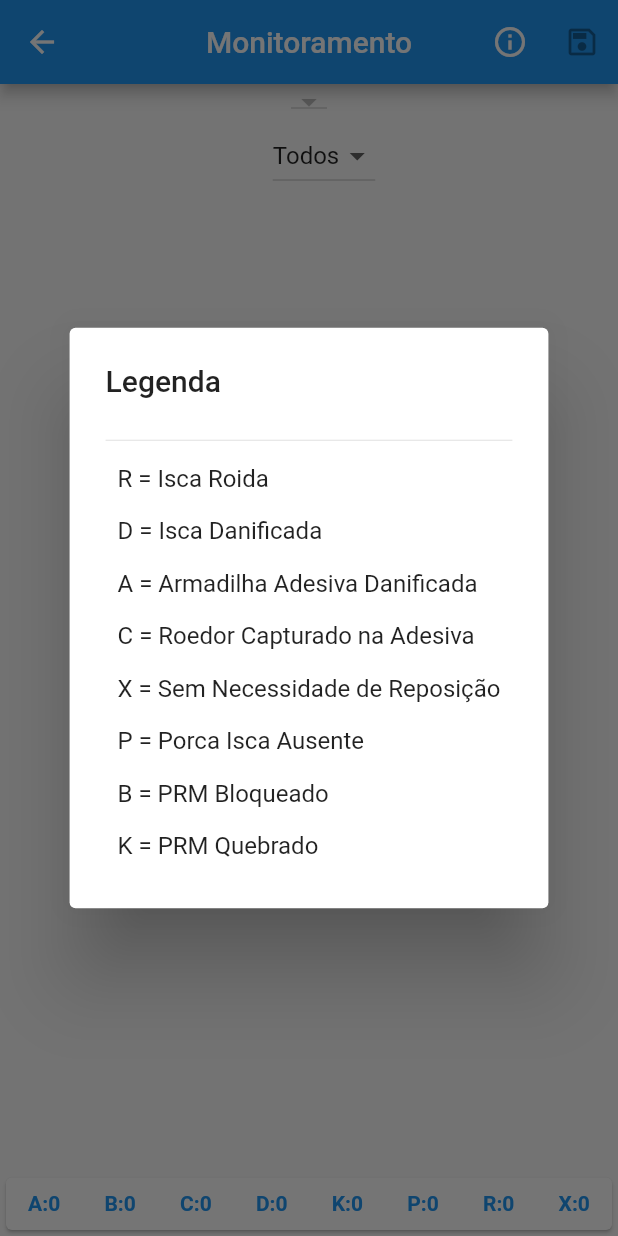
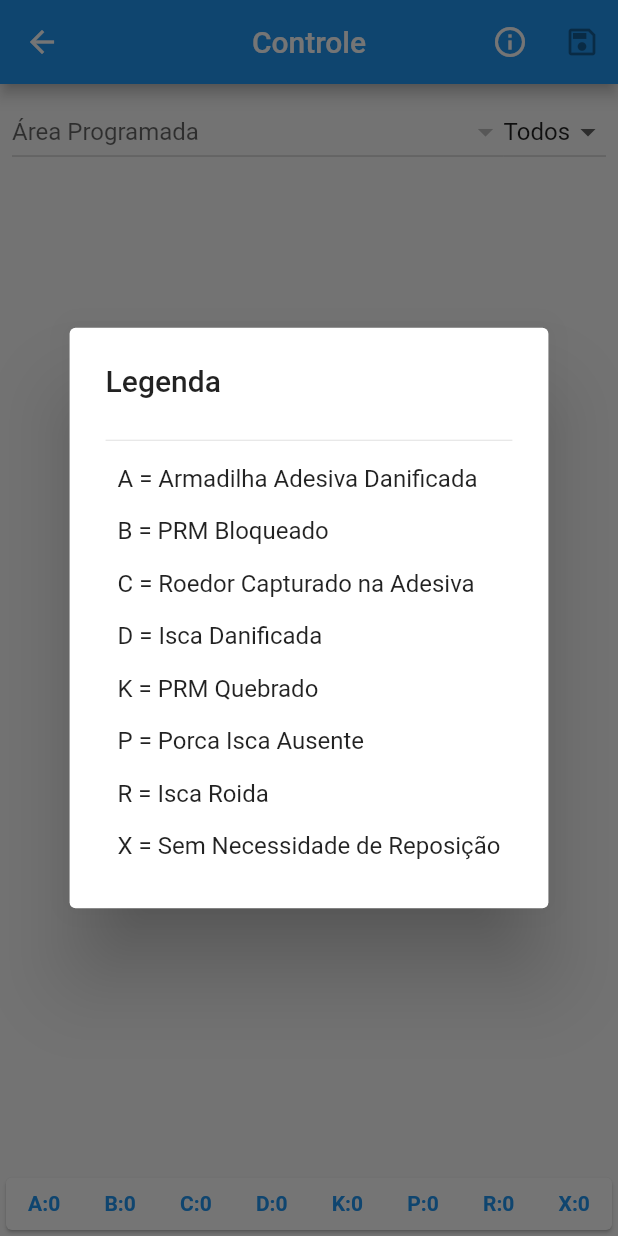
Before and after one commit to joaoqnt/sistemas, a Flutter app: the AvaliacaoPageView screen opened directly with empty values, after a tap on an icon or button, on a phone screen of 412 x 824 dp. Run offline on Flutter 3.47's test engine with Material 2 defaults, Android fonts, the phone set to English and light mode, and no system bars; our stand-ins replace dio, sqflite; accounts and stored records are empty.

Commit message:
18042023

```diff
--- a/lib/views/avaliacao_page_view.dart
+++ b/lib/views/avaliacao_page_view.dart
@@ -30,18 +30,19 @@ class _AvaliacaoPageViewState extends State<AvaliacaoPageView> {
   Widget build(BuildContext context) {
     return Scaffold(
       appBar: AppBar(
-        title: Text("Monitoramento"),
+        title: Text("Controle"),
         centerTitle: true,
         actions: [
           IconButton(
               onPressed: (){
                 showDialog(context: context, builder: (context) => AlertDialog(
-                  title: Text('Monitoramento'),
+                  // title: Text('Monitoramento'),
                   content: SingleChildScrollView(
+                    // scrollDirection: Axis.vertical,
                     child: Column(
-                      mainAxisSize: MainAxisSize.min,
+                      // mainAxisSize: MainAxisSize.min,
                       children: [
-                        Divider(),
+                        //Divider(),
                         Padding(
                           padding: EdgeInsets.all(8.0),
                           child: textformfield.criaTFF(avaliacaoController.tecPontos, "Pontos de Melhoria")
@@ -58,6 +59,7 @@ class _AvaliacaoPageViewState extends State<AvaliacaoPageView> {
                           padding: EdgeInsets.all(8.0),
                           child: textformfield.criaTFF(avaliacaoController.tecComent, "Comentário da Contratante")
                         ),
+                        //Divider()
                       ],
                     ),
                   )
@@ -93,17 +95,20 @@ class _AvaliacaoPageViewState extends State<AvaliacaoPageView> {
       ),
       body: Column(
         children: [
-          Column(
-            // mainAxisAlignment: MainAxisAlignment.center,
+          Container(
+           // margin: EdgeInsets.all(8),
+            padding: EdgeInsets.all(8),
+            decoration: BoxDecoration(
+              borderRadius: BorderRadius.circular(15),
+              // color: Colors.grey.shade100
+            ),
+            child: Row(
               children: [
-              // dropDownButtonWidget.criaDDB(
-              //     avaliacaoController.departamentoSelected,
-              //     widget.ordemSelected.departamentos!,
-              //     tipo:'N'),
-              SingleChildScrollView(
-                scrollDirection: Axis.horizontal,
+                Expanded(
                   child: DropdownButton(
+                    isExpanded: true,
                     value: avaliacaoController.departamentoSelected,
+                    hint: Text("Área Programada"),
                     items: widget.ordemSelected.departamentos!.map((e) {
                         return DropdownMenuItem(
                           value: e,
@@ -121,9 +126,7 @@ class _AvaliacaoPageViewState extends State<AvaliacaoPageView> {
                       },
                   ),
                 ),
-              Padding(
-                padding: const EdgeInsets.only(left: 20.0),
-                child: DropdownButton(
+                DropdownButton(
                   //key: ,
                     value: avaliacaoController.statusSelected, //mapStatus[index],
                     items: avaliacaoController.listStatusFilter.map((e) {
@@ -138,14 +141,14 @@ class _AvaliacaoPageViewState extends State<AvaliacaoPageView> {
                       setState(() {
                         print(avaliacaoController.armadilhasFiltered);
                       });
-                    }),
-              )
+                    })
               ],
+            ),
           ),
           Expanded(
               child: avaliacaoController.departamentoSelected == null ? Container() :
               ListView.builder(
-                itemCount: avaliacaoController.armadilhasFiltered!.length,
+                itemCount: avaliacaoController.armadilhasFiltered.length,
                 itemBuilder: (context, index) {
                   return Card(
                     child: Row(
@@ -157,7 +160,7 @@ class _AvaliacaoPageViewState extends State<AvaliacaoPageView> {
                               Container(
                                   decoration: BoxDecoration(
                                     shape: BoxShape.circle,
-                                    color: Color.fromRGBO(248, 246, 247, 100),
+                                    color: Colors.grey.shade50,
                                   ),
                                   constraints: const BoxConstraints(minHeight: 60, minWidth: 60),
                                   child: Center(
@@ -171,8 +174,8 @@ class _AvaliacaoPageViewState extends State<AvaliacaoPageView> {
                           child: Padding(
                             padding: const EdgeInsets.only(left: 8.0),
                             child: Text(
-                              "PRM ${avaliacaoController.armadilhasFiltered![index].nome}",
-                              style: TextStyle(color: Colors.black,fontSize: 16),
+                              "PRM ${avaliacaoController.armadilhasFiltered[index].nome}",
+                              style: TextStyle(color: Colors.black),
                             ),
                           ),
                         ),
@@ -180,7 +183,7 @@ class _AvaliacaoPageViewState extends State<AvaliacaoPageView> {
                           padding: const EdgeInsets.only(right: 8.0),
                           child: DropdownButton(
                             //key: ,
-                              value: avaliacaoController.armadilhasFiltered![index].status, //mapStatus[index],
+                              value: avaliacaoController.armadilhasFiltered[index].status, //mapStatus[index],
                               items: avaliacaoController.listStatus.map((e) {
                                 return DropdownMenuItem(
                                     value: e,
@@ -188,8 +191,8 @@ class _AvaliacaoPageViewState extends State<AvaliacaoPageView> {
                                 );
                               }).toList(),
                               onChanged: (value){
-                                avaliacaoController.armadilhasFiltered![index].status = value.toString();
-                                avaliacaoController.armadilhaSelected = avaliacaoController.armadilhasFiltered![index];
+                                avaliacaoController.armadilhasFiltered[index].status = value.toString();
+                                avaliacaoController.armadilhaSelected = avaliacaoController.armadilhasFiltered[index];
                                 avaliacaoController.armadilhaSelected!.pendente ='S';
                                 avaliacaoController.statusSelected != "Todos"?
                                 avaliacaoController.filterArmadilhasByStatus(status: value.toString()) :
@@ -229,7 +232,15 @@ class _AvaliacaoPageViewState extends State<AvaliacaoPageView> {
                              Divider(),
                              Padding(
                                padding: EdgeInsets.all(8.0),
-                               child: Text("R = Isca Roida"),
+                               child: Text("A = Armadilha Adesiva Danificada"),
+                             ),
+                             Padding(
+                               padding: EdgeInsets.all(8.0),
+                               child: Text("B = PRM Bloqueado"),
+                             ),
+                             Padding(
+                               padding: EdgeInsets.all(8.0),
+                               child: Text("C = Roedor Capturado na Adesiva"),
                              ),
                              Padding(
                                padding: EdgeInsets.all(8.0),
@@ -237,15 +248,7 @@ class _AvaliacaoPageViewState extends State<AvaliacaoPageView> {
                              ),
                              Padding(
                                padding: EdgeInsets.all(8.0),
-                               child: Text("A = Armadilha Adesiva Danificada"),
-                             ),
-                             Padding(
-                               padding: EdgeInsets.all(8.0),
-                               child: Text("C = Roedor Capturado na Adesiva"),
-                             ),
-                             Padding(
-                               padding: EdgeInsets.all(8.0),
-                               child: Text("X = Sem Necessidade de Reposição"),
+                               child: Text("K = PRM Quebrado")
                              ),
                              Padding(
                                padding: EdgeInsets.all(8.0),
@@ -253,20 +256,15 @@ class _AvaliacaoPageViewState extends State<AvaliacaoPageView> {
                              ),
                              Padding(
                                padding: EdgeInsets.all(8.0),
-                               child: Text("B = PRM Bloqueado"),
+                               child: Text("R = Isca Roida"),
                              ),
                              Padding(
                                padding: EdgeInsets.all(8.0),
-                               child: Text("K = PRM Quebrado"),
-                             )
-                           ]),
+                               child: Text("X = Sem Necessidade de Reposição"),
                              ),
-                     // actions: [
-                     //   Padding(
-                     //     padding: const EdgeInsets.all(20.0),
-                     //
-                     //   )
-                     //],
+                           ]
+                       ),
+                     ),
                ));
             },
           )
```
Also changed, not shown: lib/views/os_page_view.dart (+14 -39 lines). Lines whose indentation alone changed are shown as unchanged.
